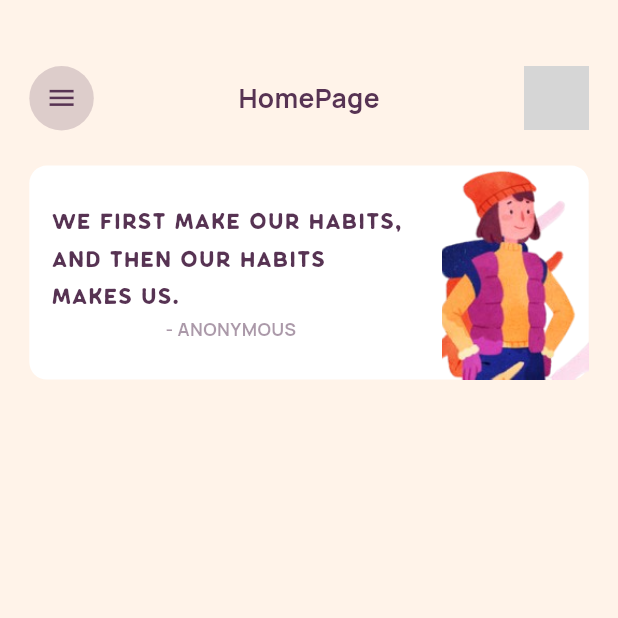
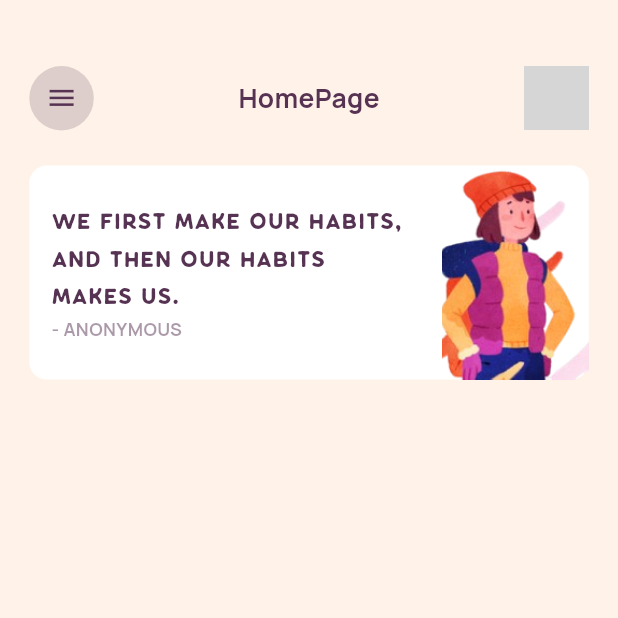
Before and after one commit to Gbenga-Abiodun/habit-app, a Flutter app: the HomePage screen opened by its route, on a phone screen of 412 x 824 dp, the top half of it. Run offline on Flutter 3.47's test engine with Material 3 defaults, Android fonts, the phone set to English and light mode, and no system bars; drawn by our look-alikes of auto_size_text; our stand-ins replace cached_network_image, firebase_core, flutter_svg, flutter_svg_provider, get, page_transition; accounts and stored records are empty; network calls fail; grey boxes are pictures that could not be loaded.

Commit message:
fixed the anonymous text stuff

```diff
--- a/lib/pages/community/community_page.dart
+++ b/lib/pages/community/community_page.dart
@@ -8,7 +8,7 @@ class CommunityPage extends StatelessWidget {
   @override
   Widget build(BuildContext context) {
     return Scaffold(
-      backgroundColor: AppColors.eclipse,
+      backgroundColor: AppColors.scaffoldBg2,
       body: Center(child: Text("Community Page",)),
     );
   }
--- a/lib/pages/course/course_page.dart
+++ b/lib/pages/course/course_page.dart
@@ -8,7 +8,7 @@ class CoursePage extends StatelessWidget {
   @override
   Widget build(BuildContext context) {
     return Scaffold(
-      backgroundColor: Colors.blue,
+      backgroundColor: AppColors.scaffoldBg2,
       body: Center(
         child: SmallText(text: "Course Page", fontWeight: FontWeight.w700,)
       ),
--- a/lib/pages/settings/settings_page.dart
+++ b/lib/pages/settings/settings_page.dart
@@ -8,7 +8,7 @@ class SettingsPage extends StatelessWidget {
   @override
   Widget build(BuildContext context) {
     return Scaffold(
-      backgroundColor: AppColors.eclipse,
+      backgroundColor: AppColors.scaffoldBg2,
       body: Center(child: Text("Settings Page",),),
     );
   }
--- a/lib/widgets/home_card.dart
+++ b/lib/widgets/home_card.dart
@@ -30,8 +30,7 @@ class HomeCard extends StatelessWidget {
               left: Dimensions.height15,
             ),
             child: Column(
-              children: [
-                Column(
+              crossAxisAlignment: CrossAxisAlignment.start,
               children: [
                 SizedBox(
                   height: Dimensions.height12 * 2.166666666666667,
@@ -43,9 +42,9 @@ class HomeCard extends StatelessWidget {
                   size: Dimensions.font18,
                   color: AppColors.eclipse,
                 ),
-                  ],
-                ),
+                // SizedBox(height: Dimensions.height8/2,),
                 Row(
+                  // mainAxisSize: MainAxisSize.max,
                   mainAxisAlignment: MainAxisAlignment.start,
                   children: [
                     SmallText(
```
Lines whose indentation alone changed are shown as unchanged.
